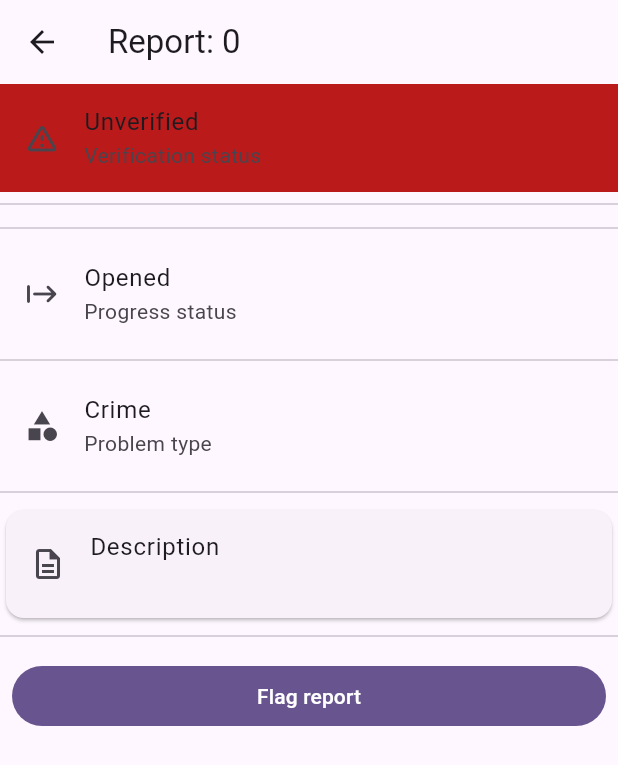
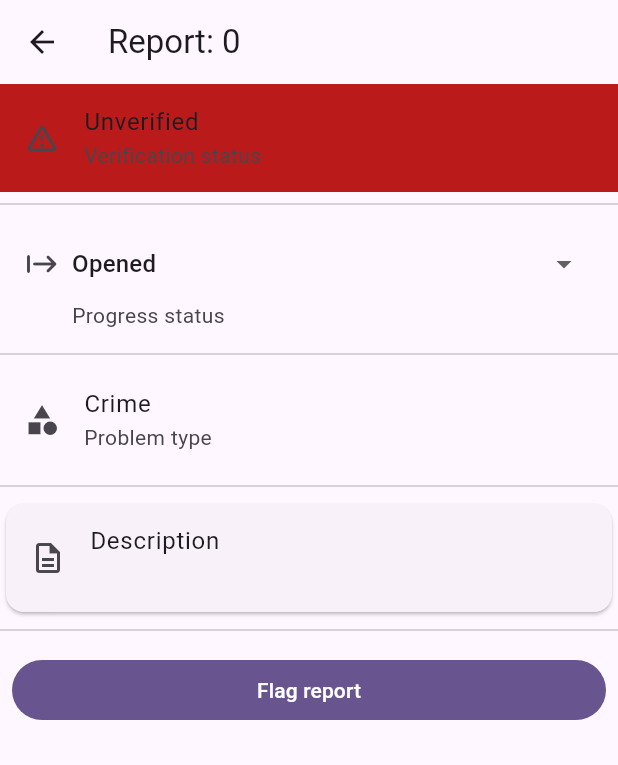
Before and after one commit to jordan-clayton/CPS406-cypress, a Flutter app: the ReportDetailScreen screen opened directly with empty values, on a phone screen of 412 x 824 dp. Shown: the top 765 px of the screen. Run offline on Flutter 3.47's test engine with Material 3 defaults, Android fonts, the phone set to English and light mode, and no system bars; our stand-ins replace adaptive_dialog, equatable, flutter_map, geolocator, latlong2, supabase_flutter; missing offline and left inert: flutter_map_cancellable_tile_provider, fuzzywuzzy, os_detect; accounts and stored records are empty.

Commit message:
view verified/unverified/closed reports and update their progress status

```diff
--- a/lib/view/employee/routes/report_detail_screen.dart
+++ b/lib/view/employee/routes/report_detail_screen.dart
@@ -27,10 +27,12 @@ class _ReportDetailScreenState extends State<ReportDetailScreen>
     with WidgetsBindingObserver {
   // Guard against grandma clicks.
   late ValueNotifier<bool> _loading;
+  late ProgressStatus _selectedStatus;
 
   @override
   initState() {
     super.initState();
+    _selectedStatus = widget.report.progress;
     _loading = ValueNotifier(false);
   }
 
@@ -79,23 +81,84 @@ class _ReportDetailScreenState extends State<ReportDetailScreen>
                 tileColor: Theme.of(context).colorScheme.error),
         const Divider(),
 
-        const Divider(),
         // Progress status
-        switch (widget.report.progress) {
-          ProgressStatus.opened => const ListTile(
-              leading: Icon(Icons.start_rounded),
-              title: Text('Opened'),
-              subtitle: Text('Progress status'),
+        ListTile(
+          title:  DropdownButton<ProgressStatus>(
+            value: _selectedStatus,
+            icon: const Icon(Icons.arrow_drop_down),
+            isExpanded: true,
+            underline: const SizedBox.shrink(),
+            onChanged: (ProgressStatus? newValue) {
+              if (newValue != null) {
+                setState(() async {
+                  _selectedStatus = newValue;
+                  await widget.controller
+                      .updateReport(
+                          report:
+                              widget.report.copyWith(progress: _selectedStatus))
+                      .then((_) {
+                    if (mounted) {
+                      Navigator.pop(this.context, true);
+                    }
+                  }, onError: (_) {
+                    if (!mounted) {
+                      return;
+                    }
+                  });
+                });
+              }
+            },
+            items: ProgressStatus.values.map((status) {
+              late final Icon icon;
+              late final String label;
+
+              switch (status) {
+                case ProgressStatus.opened:
+                  icon = const Icon(Icons.start_rounded);
+                  label = 'Opened';
+                  break;
+                case ProgressStatus.inProgress:
+                  icon = const Icon(Icons.track_changes_rounded);
+                  label = 'In Progress';
+                  break;
+                case ProgressStatus.closed:
+                  icon = const Icon(Icons.done_all_rounded);
+                  label = 'Closed';
+                  break;
+              }
+
+              return DropdownMenuItem<ProgressStatus>(
+                value: status,
+                child: Row(
+                  children: [
+                    icon,
+                    const SizedBox(width: 8),
+                    Text(label),
+                  ],
+                ), // Custom label
+              );
+            }).toList(),
+          ),
+          subtitle: const Padding(
+            padding: EdgeInsets.only(left: 32.0),
+            child: Text("Progress status"),
             ),
-          ProgressStatus.inProgress => const ListTile(
-              leading: Icon(Icons.track_changes_rounded),
-              title: Text('In Progress'),
-              subtitle: Text('Progress status')),
-          ProgressStatus.closed => const ListTile(
-              leading: Icon(Icons.done_all_rounded),
-              title: Text('Closed'),
-              subtitle: Text('Progress status')),
-        },
+        ),
+        // switch (widget.report.progress) {
+        //   ProgressStatus.opened => const ListTile(
+        //       leading: Icon(Icons.start_rounded),
+        //       title: Text('Opened'),
+        //       subtitle: Text('Progress status'),
+        //     ),
+        //   ProgressStatus.inProgress => const ListTile(
+        //       leading: Icon(Icons.track_changes_rounded),
+        //       title: Text('In Progress'),
+        //       subtitle: Text('Progress status')),
+        //   ProgressStatus.closed => const ListTile(
+        //       leading: Icon(Icons.done_all_rounded),
+        //       title: Text('Closed'),
+        //       subtitle: Text('Progress status')),
+        // },
         const Divider(),
         // Category
         ListTile(
```
Also changed, not shown: lib/view/employee/routes/home_screen.dart (+82 -1 lines).
